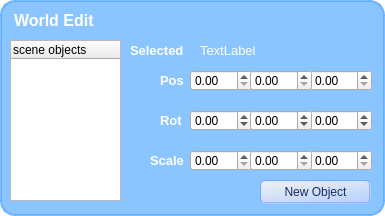
Above: bin/pymodules/editgui/editobject.ui from realXtend/tundra before the change. Below: the same form after it.
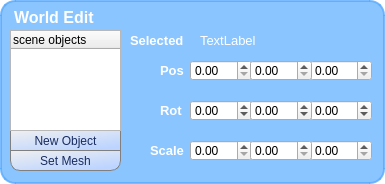
That is the form after the change.

Commit message: * Python World Edit: New Set mesh button, will ask user input for mesh asset uuid. Toni does the rest of logic.

```diff
--- a/bin/pymodules/editgui/editobject.ui
+++ b/bin/pymodules/editgui/editobject.ui
@@ -7,7 +7,7 @@
     <x>0</x>
     <y>0</y>
     <width>385</width>
-    <height>216</height>
+    <height>184</height>
    </rect>
   </property>
   <property name="windowTitle">
@@ -39,12 +39,19 @@
 	border-color: rgba(86, 128, 255, 100);
 	border-radius: 5px;
 	padding: 2px 5px;
+	max-height: 15px;
+}
+
+QPushButton:hover{
+	background-color: rgba(255, 255, 255, 200);
 }
 
 QPushButton::pressed{
 	color: rgb(74, 87, 107);
 	background-color: rgba(255, 255, 255, 255);
-}</string>
+}
+
+</string>
   </property>
   <layout class="QVBoxLayout" name="verticalLayout">
    <property name="spacing">
@@ -67,12 +74,16 @@
      <widget class="QPushButton" name="newObject">
       <property name="geometry">
        <rect>
-        <x>260</x>
-        <y>180</y>
+        <x>10</x>
+        <y>130</y>
         <width>111</width>
-        <height>24</height>
+        <height>21</height>
        </rect>
       </property>
+      <property name="styleSheet">
+       <string>border-radius: 0px;
+border: 1px solid grey;</string>
+      </property>
       <property name="text">
        <string>New Object</string>
       </property>
@@ -81,7 +92,7 @@
       <property name="geometry">
        <rect>
         <x>190</x>
-        <y>150</y>
+        <y>140</y>
         <width>62</width>
         <height>21</height>
        </rect>
@@ -91,7 +102,7 @@
       <property name="geometry">
        <rect>
         <x>190</x>
-        <y>70</y>
+        <y>60</y>
         <width>62</width>
         <height>21</height>
        </rect>
@@ -107,7 +118,7 @@
       <property name="geometry">
        <rect>
         <x>310</x>
-        <y>110</y>
+        <y>100</y>
         <width>62</width>
         <height>21</height>
        </rect>
@@ -123,7 +134,7 @@
       <property name="geometry">
        <rect>
         <x>190</x>
-        <y>110</y>
+        <y>100</y>
         <width>62</width>
         <height>21</height>
        </rect>
@@ -139,7 +150,7 @@
       <property name="geometry">
        <rect>
         <x>150</x>
-        <y>150</y>
+        <y>140</y>
         <width>41</width>
         <height>21</height>
        </rect>
@@ -159,7 +170,7 @@
       <property name="geometry">
        <rect>
         <x>310</x>
-        <y>70</y>
+        <y>60</y>
         <width>62</width>
         <height>21</height>
        </rect>
@@ -169,7 +180,7 @@
       <property name="geometry">
        <rect>
         <x>160</x>
-        <y>110</y>
+        <y>100</y>
         <width>41</width>
         <height>21</height>
        </rect>
@@ -189,7 +200,7 @@
       <property name="geometry">
        <rect>
         <x>250</x>
-        <y>110</y>
+        <y>100</y>
         <width>62</width>
         <height>21</height>
        </rect>
@@ -205,9 +216,9 @@
       <property name="geometry">
        <rect>
         <x>10</x>
-        <y>40</y>
+        <y>30</y>
         <width>111</width>
-        <height>161</height>
+        <height>101</height>
        </rect>
       </property>
       <property name="styleSheet">
@@ -223,7 +234,7 @@
       <property name="geometry">
        <rect>
         <x>160</x>
-        <y>70</y>
+        <y>60</y>
         <width>51</width>
         <height>21</height>
        </rect>
@@ -243,7 +254,7 @@
       <property name="geometry">
        <rect>
         <x>200</x>
-        <y>40</y>
+        <y>30</y>
         <width>161</width>
         <height>21</height>
        </rect>
@@ -261,7 +272,7 @@
       <property name="geometry">
        <rect>
         <x>310</x>
-        <y>150</y>
+        <y>140</y>
         <width>62</width>
         <height>21</height>
        </rect>
@@ -271,7 +282,7 @@
       <property name="geometry">
        <rect>
         <x>250</x>
-        <y>150</y>
+        <y>140</y>
         <width>62</width>
         <height>21</height>
        </rect>
@@ -281,7 +292,7 @@
       <property name="geometry">
        <rect>
         <x>250</x>
-        <y>70</y>
+        <y>60</y>
         <width>62</width>
         <height>21</height>
        </rect>
@@ -297,7 +308,7 @@
       <property name="geometry">
        <rect>
         <x>10</x>
-        <y>10</y>
+        <y>7</y>
         <width>287</width>
         <height>23</height>
        </rect>
@@ -317,7 +328,7 @@
       <property name="geometry">
        <rect>
         <x>130</x>
-        <y>40</y>
+        <y>30</y>
         <width>61</width>
         <height>21</height>
        </rect>
@@ -333,6 +344,25 @@
        <string>Selected</string>
       </property>
      </widget>
+     <widget class="QPushButton" name="setMesh">
+      <property name="geometry">
+       <rect>
+        <x>10</x>
+        <y>150</y>
+        <width>111</width>
+        <height>21</height>
+       </rect>
+      </property>
+      <property name="styleSheet">
+       <string>border-radius: 0px;
+border-bottom-left-radius: 10px;
+border-bottom-right-radius: 10px;
+border: 1px solid grey;</string>
+      </property>
+      <property name="text">
+       <string>Set Mesh</string>
+      </property>
+     </widget>
     </widget>
    </item>
   </layout>
```
The commit also changes 1 other file.
